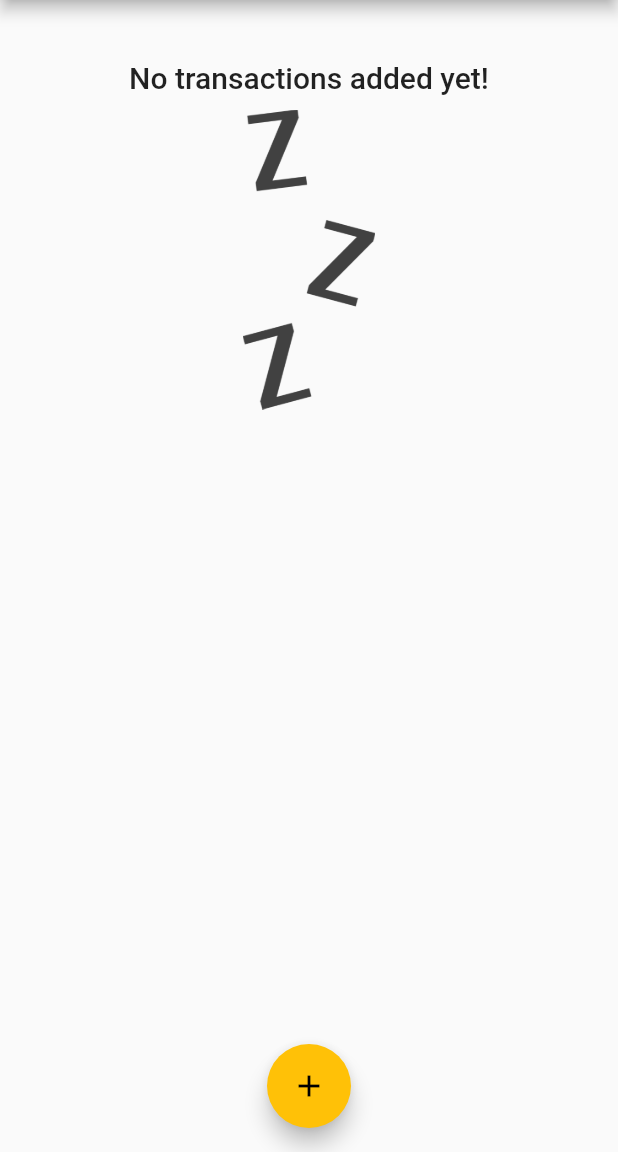
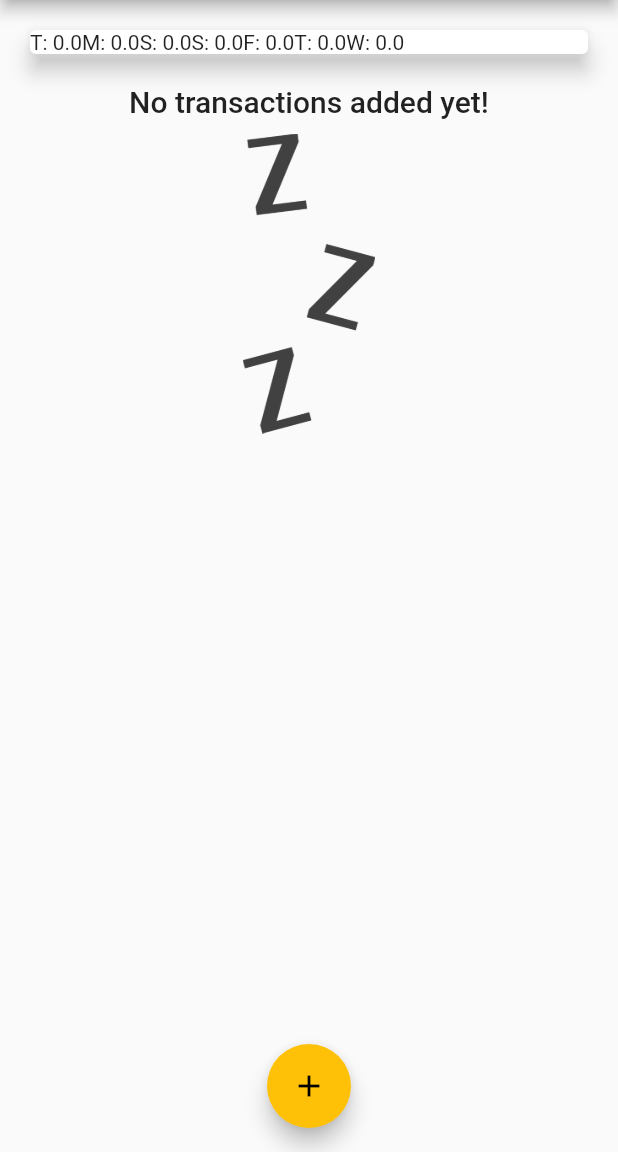
Before and after one commit to mkcarino/My_Expenses, a Flutter app: the screen it shows after launch, on a phone screen of 412 x 824 dp, the part 84-1236 px from its top. Run offline on Flutter 3.47's test engine with Material 2 defaults, Android fonts, the phone set to English and light mode, and no system bars.

Commit message:
Chart Bar added

```diff
--- a/lib/main.dart
+++ b/lib/main.dart
@@ -1,6 +1,6 @@
 import 'package:flutter/material.dart';
+
 import 'package:my_expenses/widgets/chart.dart';
-
 import 'package:my_expenses/widgets/new_transaction.dart';
 import 'package:my_expenses/widgets/transaction_list.dart';
 
--- a/lib/widgets/chart.dart
+++ b/lib/widgets/chart.dart
@@ -22,7 +22,10 @@ class Chart extends StatelessWidget {
       print(DateFormat.E().format(weekDay));
       print(totalSum);
 
-      return {'day': DateFormat.E().format(weekDay), 'amount': totalSum};
+      return {
+        'day': DateFormat.E().format(weekDay).substring(0, 1),
+        'amount': totalSum
+      };
     });
   }
 
@@ -33,7 +36,9 @@ class Chart extends StatelessWidget {
       elevation: 6,
       margin: EdgeInsets.all(20),
       child: Row(
-        children: <Widget>[],
+        children: groupedTransactionValues.map((data) {
+          return Text('${data['day']}: ${data['amount']}');
+        }).toList(),
       ),
     );
   }
```
Also changed, not shown: lib/widgets/chart_bar.dart (added, +46 -0 lines).
